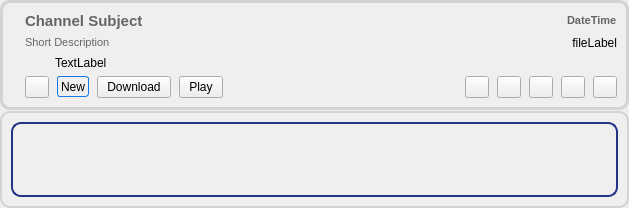
Qt form retroshare-gui/src/gui/feeds/ChanMsgItem.ui (RetroShare/RetroShare) before a commit.
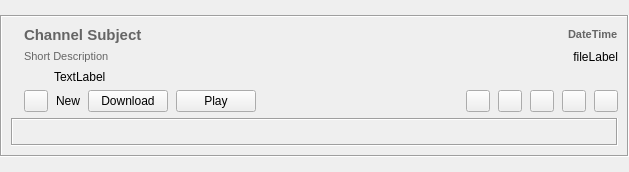
The same form after that commit. Icons and pictures are not drawn.

The edit to the form file:
```diff
--- a/retroshare-gui/src/gui/feeds/ChanMsgItem.ui
+++ b/retroshare-gui/src/gui/feeds/ChanMsgItem.ui
@@ -7,29 +7,9 @@
     <x>0</x>
     <y>0</y>
     <width>629</width>
-    <height>208</height>
+    <height>172</height>
    </rect>
   </property>
-  <property name="styleSheet">
-   <string notr="true">QToolButton, QPushButton, QComboBox { 
-border-image: url(:/images/btn_26.png) 4;
-border-width: 4;
-padding: 0px 6px;
-font-size: 12px;
-}
-
-QToolButton:hover, QPushButton:hover, QComboBox:hover { 
-border-image: url(:/images/btn_26_hover.png) 4;
-}
-
-QToolButton:disabled, QPushButton:disabled, QComboBox::disabled {
-color:gray;
-}
-
-QToolButton:pressed, QPushButton:pressed{
-border-image: url(:/images/btn_26_pressed.png) 4;
-}</string>
-  </property>
   <layout class="QGridLayout" name="gridLayout_4">
    <property name="horizontalSpacing">
     <number>6</number>
@@ -48,29 +28,20 @@
        <verstretch>0</verstretch>
       </sizepolicy>
      </property>
-     <property name="maximumSize">
-      <size>
-       <width>16777215</width>
-       <height>140</height>
-      </size>
-     </property>
-     <property name="styleSheet">
-      <string notr="true">QFrame#frame{border: 3px solid #D3D3D3;
-background-color: qlineargradient(x1:0, y1:0, x2:0, y2:1, 
-stop:0 #FFFFFF, stop:1 #F2F2F2);;
-border-radius: 10px;}</string>
+     <property name="autoFillBackground">
+      <bool>true</bool>
      </property>
      <property name="frameShape">
-      <enum>QFrame::StyledPanel</enum>
+      <enum>QFrame::Box</enum>
      </property>
      <property name="frameShadow">
-      <enum>QFrame::Raised</enum>
+      <enum>QFrame::Sunken</enum>
      </property>
-     <layout class="QGridLayout" name="gridLayout_3">
-      <item row="0" column="0">
-       <layout class="QGridLayout" name="gridLayout_2">
-        <item row="0" column="0">
-         <widget class="QLabel" name="label">
+     <layout class="QVBoxLayout" name="verticalLayout_3">
+      <item>
+       <layout class="QHBoxLayout" name="horizontalLayout_6">
+        <item>
+         <widget class="QLabel" name="logoLabel">
           <property name="maximumSize">
            <size>
             <width>156</width>
@@ -88,9 +59,7 @@
           </property>
          </widget>
         </item>
-       </layout>
-      </item>
-      <item row="0" column="1">
+        <item>
        <layout class="QVBoxLayout" name="verticalLayout_2">
         <item>
          <layout class="QHBoxLayout" name="horizontalLayout_3">
@@ -260,17 +229,6 @@
               <height>21</height>
              </size>
             </property>
-            <property name="font">
-             <font>
-              <stylestrategy>PreferAntialias</stylestrategy>
-             </font>
-            </property>
-            <property name="styleSheet">
-             <string notr="true">QLabel{border: 1px solid #167BE7; 
-background-color: qlineargradient(x1: 0, y1: 0, x2: 0, y2: 1,
-stop: 0 #2291E0, stop: 1 #3EB3FF);
-border-radius: 3px}</string>
-            </property>
             <property name="text">
              <string>New</string>
             </property>
@@ -279,9 +237,7 @@
           <item>
            <widget class="QPushButton" name="downloadButton">
             <property name="font">
-             <font>
-              <pointsize>-1</pointsize>
-             </font>
+               <font/>
             </property>
             <property name="text">
              <string>Download</string>
@@ -295,9 +251,7 @@
           <item>
            <widget class="QPushButton" name="playButton">
             <property name="font">
-             <font>
-              <pointsize>-1</pointsize>
-             </font>
+               <font/>
             </property>
             <property name="text">
              <string>Play</string>
@@ -338,9 +292,6 @@
             <property name="toolTip">
              <string>Copy RetroShare Link</string>
             </property>
-            <property name="text">
-             <string/>
-            </property>
             <property name="icon">
              <iconset resource="../images.qrc">
               <normaloff>:/images/copyrslink.png</normaloff>:/images/copyrslink.png</iconset>
@@ -364,9 +315,6 @@
             <property name="toolTip">
              <string>Unsubscribe From Channel</string>
             </property>
-            <property name="text">
-             <string/>
-            </property>
             <property name="icon">
              <iconset resource="../images.qrc">
               <normaloff>:/images/mail_delete.png</normaloff>:/images/mail_delete.png</iconset>
@@ -390,12 +338,6 @@
             <property name="toolTip">
              <string>Expand</string>
             </property>
-            <property name="styleSheet">
-             <string notr="true"/>
-            </property>
-            <property name="text">
-             <string/>
-            </property>
             <property name="icon">
              <iconset resource="../images.qrc">
               <normaloff>:/images/edit_add24.png</normaloff>:/images/edit_add24.png</iconset>
@@ -442,9 +384,6 @@
             <property name="toolTip">
              <string>Remove Item</string>
             </property>
-            <property name="text">
-             <string/>
-            </property>
             <property name="icon">
              <iconset resource="../images.qrc">
               <normaloff>:/images/close_normal.png</normaloff>:/images/close_normal.png</iconset>
@@ -456,28 +395,20 @@
        </layout>
       </item>
      </layout>
-    </widget>
-   </item>
-   <item row="1" column="0">
+      </item>
+      <item>
     <widget class="QFrame" name="expandFrame">
-     <property name="styleSheet">
-      <string notr="true">QFrame#expandFrame{border: 2px solid #D3D3D3;
-background-color: qlineargradient(x1:0, y1:0, x2:0, y2:1, 
-stop:0 #FFFFFF, stop:1 #F2F2F2);;
-border-radius: 10px;}</string>
-     </property>
-     <property name="frameShape">
-      <enum>QFrame::StyledPanel</enum>
-     </property>
-     <property name="frameShadow">
-      <enum>QFrame::Raised</enum>
-     </property>
      <layout class="QVBoxLayout">
+         <property name="margin">
+          <number>0</number>
+         </property>
       <item>
-       <widget class="QWidget" name="msgWidget" native="true">
-        <property name="styleSheet">
-         <string notr="true">QWidget#msgWidget{border: 2px solid #238;
-border-radius: 10px;}</string>
+          <widget class="QFrame" name="msgFrame">
+           <property name="frameShape">
+            <enum>QFrame::Box</enum>
+           </property>
+           <property name="frameShadow">
+            <enum>QFrame::Sunken</enum>
         </property>
         <layout class="QVBoxLayout" name="verticalLayout">
          <property name="margin">
@@ -491,14 +422,6 @@
              <verstretch>0</verstretch>
             </sizepolicy>
            </property>
-           <property name="font">
-            <font>
-             <stylestrategy>PreferAntialias</stylestrategy>
-            </font>
-           </property>
-           <property name="text">
-            <string/>
-           </property>
            <property name="wordWrap">
             <bool>true</bool>
            </property>
@@ -514,6 +437,9 @@
            <property name="textInteractionFlags">
             <set>Qt::LinksAccessibleByMouse|Qt::TextSelectableByKeyboard|Qt::TextSelectableByMouse</set>
            </property>
+             </widget>
+            </item>
+           </layout>
           </widget>
          </item>
         </layout>
```
Lines whose indentation alone changed are shown as unchanged.
